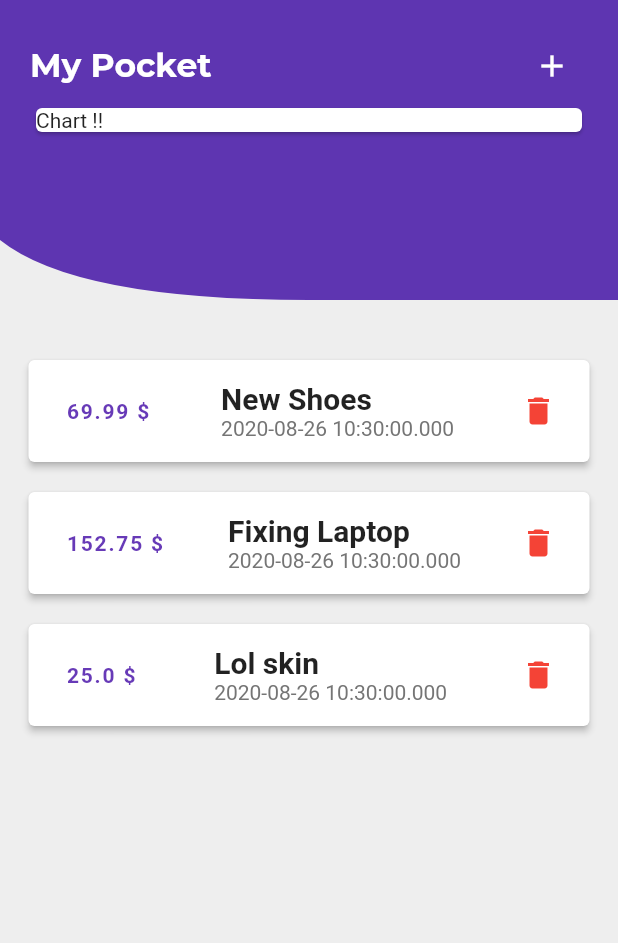
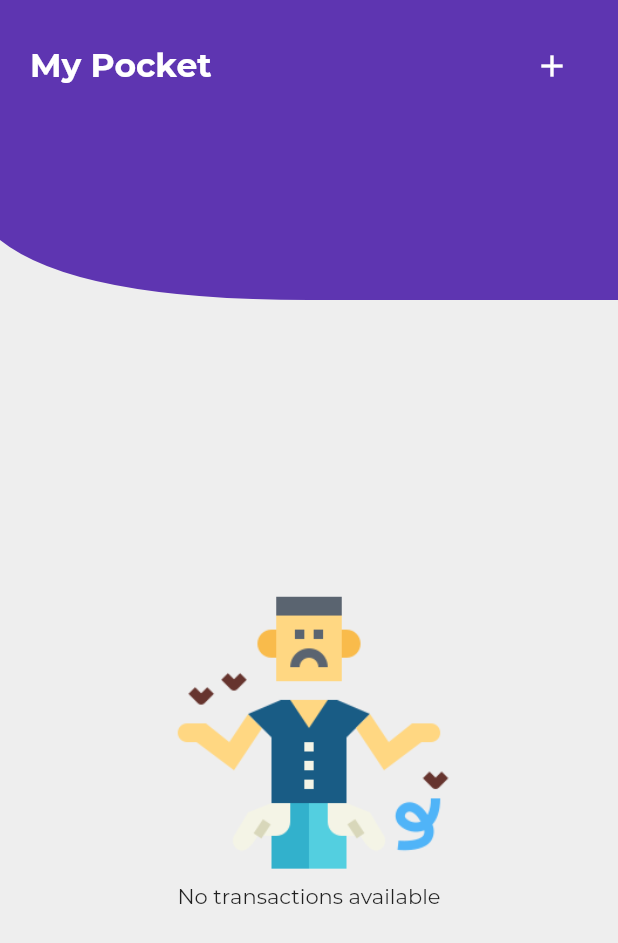
Before and after one commit to msalekmouad/personal-expenses-tracker, a Flutter app: the screen it shows after launch, on a phone screen of 412 x 824 dp. Shown: the top 943 px of the screen. Run offline on Flutter 3.47's test engine with Material 2 defaults, Android fonts, the phone set to English and light mode, and no system bars; project files that could hold a hidden picture were left out.

Commit message:
Git add scrollable list view and state when list of transactions empty

```diff
--- a/lib/ExpenseItem.dart
+++ /dev/null
@@ -1,42 +0,0 @@
-import 'package:flutter/material.dart';
-import 'package:personal_expenses_tracker/Classes/Transaction.dart';
-
-class ExpenseItem extends StatelessWidget {
-  final Transaction transaction;
-  ExpenseItem(this.transaction);
-
-  @override
-  Widget build(BuildContext context) {
-    return Padding(
-      padding: const EdgeInsets.symmetric(horizontal: 0, vertical: 6),
-      child: Card(
-        elevation: 2,
-        color: Colors.white,
-        child: Padding(
-          padding: const EdgeInsets.all(10.0),
-          child: Row(
-            mainAxisAlignment: MainAxisAlignment.spaceBetween,
-            children: [
-              Container(
-                child: Text(transaction.amount.toString() + ' \$', style: TextStyle(letterSpacing: 1.2, fontWeight: FontWeight.bold, color: Colors.deepPurple)),
-                margin: EdgeInsets.symmetric(horizontal: 15, vertical: 10),
-              ),
-              Column(children: [
-                Text(transaction.title, style: TextStyle(fontWeight: FontWeight.bold, fontSize: 20),),
-                Text(transaction.date.toString(), style: TextStyle(color: Colors.grey[600])),
-              ],
-                crossAxisAlignment: CrossAxisAlignment.start,),
-              IconButton(
-                icon: Icon(
-                  Icons.delete,
-                  color: Colors.red[500],
-                ),
-                onPressed: null,
-              )
-            ],
-          ),
-        ),
-      ),
-    );
-  }
-}
--- /dev/null
+++ b/lib/Widgets/transaction_list.dart
@@ -0,0 +1,33 @@
+import 'package:flutter/material.dart';
+import 'package:personal_expenses_tracker/Classes/Transaction.dart';
+
+import 'ExpenseItem.dart';
+
+class TransactionList extends StatelessWidget {
+  final List<Transaction> userTransactions;
+  final Function removeHandler;
+  TransactionList({this.userTransactions, this.removeHandler});
+
+  @override
+  Widget build(BuildContext context) {
+    return SingleChildScrollView(
+      child: Container(
+        height: MediaQuery.of(context).size.height - 230,
+          padding: EdgeInsets.symmetric(vertical: 20, horizontal: 15),
+          child: userTransactions.isEmpty ? Center(child: Column(
+            mainAxisAlignment: MainAxisAlignment.center,
+            children: [
+              Image.asset('assets/poor.png', height: 200,),
+              Text('No transactions available')
+            ],
+          ),) :ListView.builder(
+            itemBuilder: (ctx, index){
+              return ExpenseItem(userTransactions[index]);
+            },
+            itemCount: userTransactions.length,
+            //children: [...userTransactions.map((e) => ExpenseItem(e)).toList()],
+          ),
+      ),
+    );
+  }
+}
--- a/lib/main.dart
+++ b/lib/main.dart
@@ -1,9 +1,9 @@
 import 'package:flutter/material.dart';
 import 'package:flutter/services.dart';
-import 'package:personal_expenses_tracker/Classes/Transaction.dart';
-import 'package:personal_expenses_tracker/ExpenseItem.dart';
+import 'package:personal_expenses_tracker/Widgets/transaction_list.dart';
+import 'Classes/Transaction.dart';
 
-import 'Clippers/AppBarClipper.dart';
+import 'Widgets/app_bar_cs.dart';
 
 void main() => runApp(App());
 
@@ -11,101 +11,63 @@ void main() => runApp(App());
 class App extends StatelessWidget {
   @override
   Widget build(BuildContext context) {
+    //Change status bar color
     SystemChrome.setSystemUIOverlayStyle(SystemUiOverlayStyle(
       statusBarColor:
           Colors.deepPurple[600], //or set color with: Color(0xFF0000FF)
     ));
-
     return MaterialApp(
       title: "My Pocket",
+      theme: ThemeData(
+        fontFamily: 'Montserrat',
+        accentColor: Colors.deepPurple,
+        primaryColor: Colors.deepPurple[600]
+      ),
       home: HomePage(),
     );
   }
 }
 
-class HomePage extends StatelessWidget {
-  final List<Transaction> transactions = [
-    Transaction(
+class HomePage extends StatefulWidget {
+  @override
+  _HomePageState createState() => _HomePageState();
+}
+
+//Home Page
+class _HomePageState extends State<HomePage> {
+
+  final List<Transaction> _userTransactions = [
+    /*Transaction(
         id: 't1', title: 'New Shoes', amount: 69.99, date: DateTime.now()),
     Transaction(
         id: 't2', title: 'Fixing Laptop', amount: 152.75, date: DateTime.now()),
     Transaction(
-        id: 't3', title: 'Lol skin', amount: 25.00, date: DateTime.now()),
+        id: 't3', title: 'Lol skin', amount: 25.00, date: DateTime.now()),*/
   ];
 
+  void AddNewTransaction(Transaction tr){
+    setState(() {
+      _userTransactions.add(tr);
+    });
+  }
+
+  void RemoveTransaction(Transaction tr){
+    setState(() {
+      _userTransactions.remove(tr);
+    });
+  }
   @override
   Widget build(BuildContext context) {
     return Scaffold(
         backgroundColor: Colors.grey[200],
         body: SafeArea(
             child: Column(
-          children: [
-            AppBarCs(),
-            Padding(
-              padding: EdgeInsets.symmetric(vertical: 30, horizontal: 15),
-              child: Column(
-                children: [
-                  ...transactions
-                      .map((e) => ExpenseItem(e))
-                      .toList()
-                ],
-              ),
+              children: [
+                AppBarCs(AddNewTransaction),
+                TransactionList(userTransactions: _userTransactions, removeHandler: RemoveTransaction,)
+              ],
             )
-          ],
-        )));
-  }
-}
-
-class ExpensesChart extends StatelessWidget {
-  @override
-  Widget build(BuildContext context) {
-    return Card(
-      child: Container(
-        child: Text("Chart !!"),
-        width: MediaQuery.of(context).size.width,
-      ),
-      elevation: 1,
+        )
     );
   }
 }
-
-class AppBarCs extends StatelessWidget {
-  @override
-  Widget build(BuildContext context) {
-    return ClipPath(
-      clipper: AppBarClipper(),
-      child: Container(
-          padding: EdgeInsets.all(20),
-          height: 200,
-          decoration: BoxDecoration(
-            color: Colors.deepPurple[600],
-          ),
-          child: Column(
-            children: [
-              Row(
-                mainAxisAlignment: MainAxisAlignment.spaceBetween,
-                children: [
-                  Text(
-                    "My Pocket",
-                    style: TextStyle(
-                        fontSize: 22,
-                        color: Colors.white,
-                        fontWeight: FontWeight.w700,
-                        fontFamily: 'Montserrat'),
-                  ),
-                  IconButton(
-                    icon: Icon(
-                      Icons.add,
-                      color: Colors.white,
-                    ),
-                    tooltip: 'Add New Expense',
-                    onPressed: null,
-                  )
-                ],
-              ),
-              ExpensesChart()
-            ],
-          )),
-    );
-  }
-}
--- a/pubspec.yaml
+++ b/pubspec.yaml
@@ -28,6 +28,7 @@ dependencies:
   # The following adds the Cupertino Icons font to your application.
   # Use with the CupertinoIcons class for iOS style icons.
   cupertino_icons: ^0.1.3
+  intl: ^0.16.1
 
 dev_dependencies:
   flutter_test:
@@ -50,9 +51,8 @@ flutter:
   uses-material-design: true
 
   # To add assets to your application, add an assets section, like this:
-  # assets:
-  #   - images/a_dot_burr.jpeg
-  #   - images/a_dot_ham.jpeg
+  assets:
+    - assets/poor.png
 
   # An image asset can refer to one or more resolution-specific "variants", see
   # https://flutter.dev/assets-and-images/#resolution-aware.
```
Also changed, not shown: lib/Widgets/ExpenseItem.dart (added, +63 -0 lines), lib/Widgets/app_bar_cs.dart (added, +132 -0 lines), lib/Widgets/expenses_chart.dart (added, +16 -0 lines), assets/poor.png (added), pubspec.lock.
